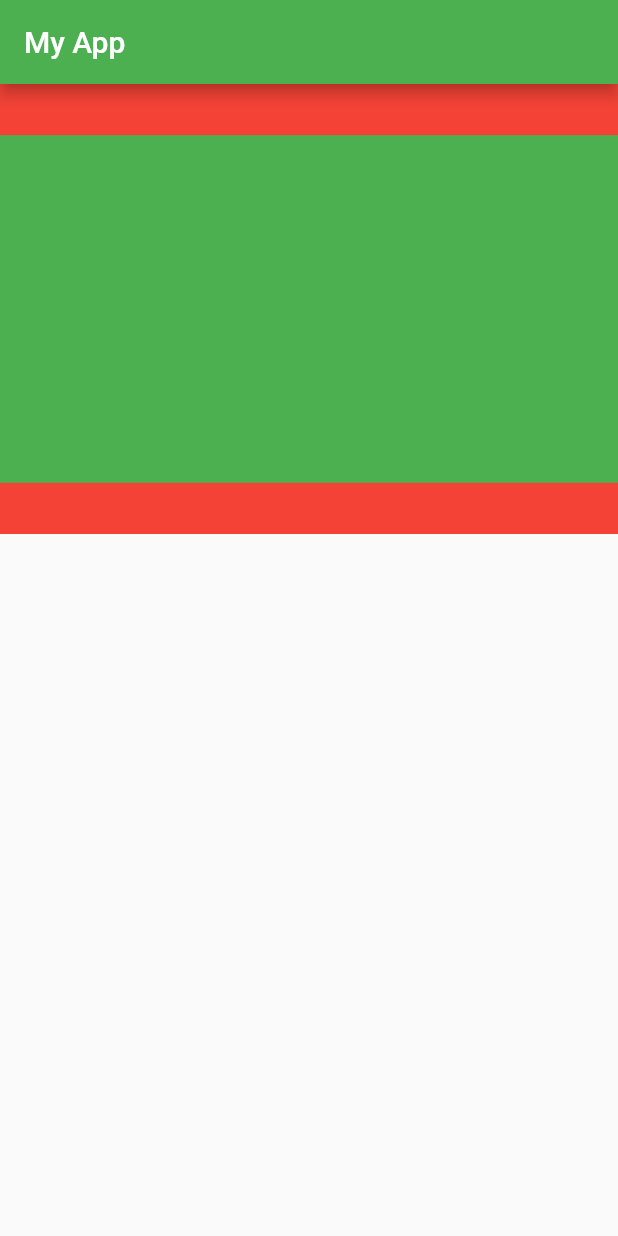
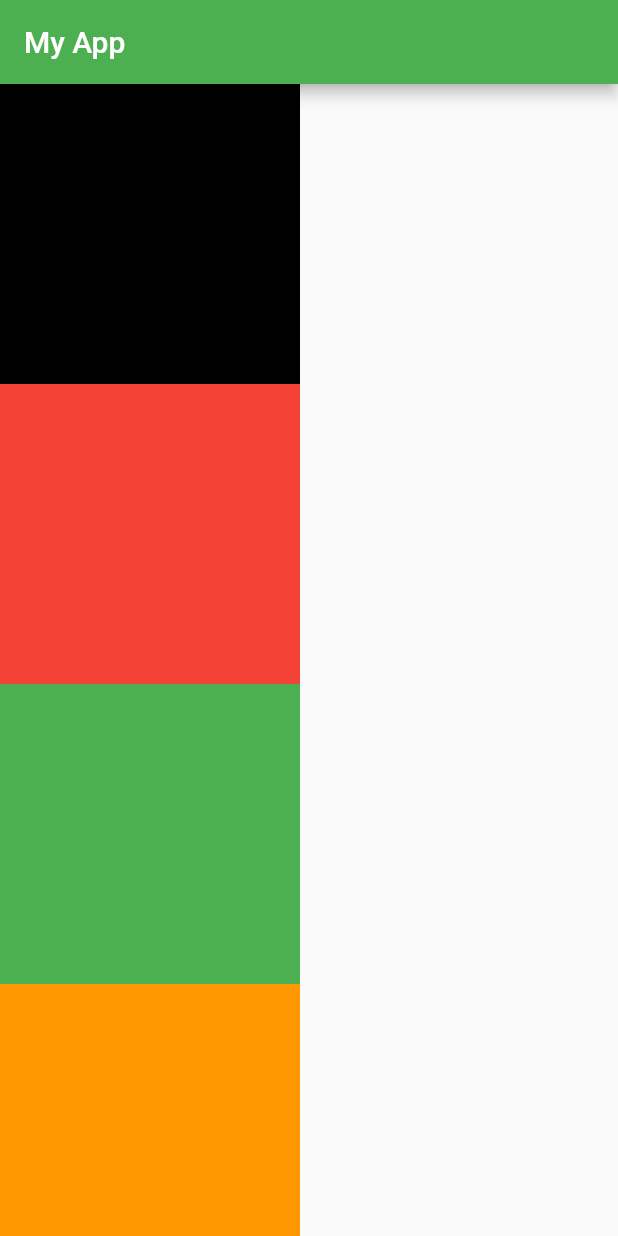
Before and after one commit to sohel7/responsive_design, a Flutter app: the screen it shows after launch, on a phone screen of 412 x 824 dp. Run offline on Flutter 3.47's test engine with Material 2 defaults, Android fonts, the phone set to English and light mode, and no system bars.

Commit message:
Update main.dart

```diff
--- a/lib/main.dart
+++ b/lib/main.dart
@@ -1,6 +1,7 @@
 
 import 'package:flutter/cupertino.dart';
 import 'package:flutter/material.dart';
+import 'package:flutter/rendering.dart';
 
 void main(){
   runApp(MyApp());
@@ -29,22 +30,25 @@ return Scaffold(
   appBar: AppBar(
    title: Text('My App'),
   ),
-
-  // Aspect Retio : Doirgho o Prosther onupat ke aspect Resio bole
-  body: Container(
-    width: double.infinity,
-    height: 300,
-    color: Colors.red,
-    alignment: Alignment.center,
-      // Aspect Retio
-    //=================
-    child: AspectRatio(
-      aspectRatio: 16/9,
-      child: Container(
-        color: Colors.green,
-      ),
-    ),
+// Single Child Scrol View: normally list view and Grid view te by default Scroll bar ase,
+// But jokhon  cotainer/Row?Column  nie kaj korte hole obossoe scroll dorkar hoe , tokhon
+body: SingleChildScrollView(
+  scrollDirection: Axis.vertical,
+  //scrollDirection: Axis.horizontal, // for COLUMN
+  // scrollDirection: Axis.vertical, // for ROW
+  child:  Column(
+    mainAxisAlignment: MainAxisAlignment.start,
+    children: [
+      Container(height: 200,width: 200,color: Colors.black,),
+      Container(height: 200,width: 200,color: Colors.red,),
+      Container(height: 200,width: 200,color: Colors.green,),
+      Container(height: 200,width: 200,color: Colors.orange,),
+      Container(height: 200,width: 200,color: Colors.yellow,),
+      Container(height: 200,width: 200,color: Colors.white,),
+      Container(height: 200,width: 200,color: Colors.black,),
+    ],
   ),
+)
 );
   }
 
```
